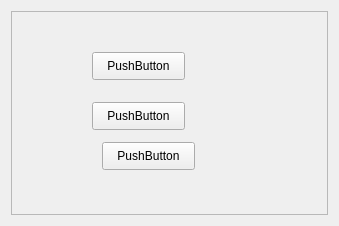
avmm9898/mini_Photoshop, file mainwindow.ui: the form before one commit.
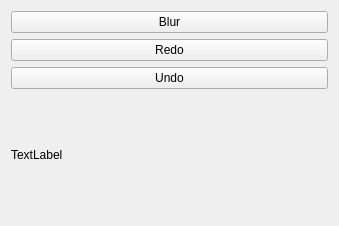
The form after the commit.

```diff
--- a/mainwindow.ui
+++ b/mainwindow.ui
@@ -15,72 +15,32 @@
   </property>
   <widget class="QWidget" name="centralWidget">
    <layout class="QGridLayout" name="gridLayout">
+    <item row="2" column="1">
+     <widget class="QPushButton" name="undo_btn">
+      <property name="text">
+       <string>Undo</string>
+      </property>
+     </widget>
+    </item>
     <item row="0" column="1">
-     <widget class="QScrollArea" name="scrollArea">
-      <property name="enabled">
-       <bool>true</bool>
+     <widget class="QPushButton" name="blur_btn">
+      <property name="text">
+       <string>Blur</string>
       </property>
-      <property name="mouseTracking">
-       <bool>false</bool>
+     </widget>
+    </item>
+    <item row="1" column="1">
+     <widget class="QPushButton" name="redo_btn">
+      <property name="text">
+       <string>Redo</string>
       </property>
-      <property name="widgetResizable">
-       <bool>true</bool>
+     </widget>
+    </item>
+    <item row="3" column="1">
+     <widget class="QLabel" name="label">
+      <property name="text">
+       <string>TextLabel</string>
       </property>
-      <widget class="QWidget" name="scrollAreaWidgetContents">
-       <property name="geometry">
-        <rect>
-         <x>0</x>
-         <y>0</y>
-         <width>315</width>
-         <height>202</height>
-        </rect>
-       </property>
-       <property name="sizePolicy">
-        <sizepolicy hsizetype="Preferred" vsizetype="Preferred">
-         <horstretch>0</horstretch>
-         <verstretch>0</verstretch>
-        </sizepolicy>
-       </property>
-       <widget class="QPushButton" name="pushButton">
-        <property name="geometry">
-         <rect>
-          <x>80</x>
-          <y>90</y>
-          <width>93</width>
-          <height>28</height>
-         </rect>
-        </property>
-        <property name="text">
-         <string>PushButton</string>
-        </property>
-       </widget>
-       <widget class="QPushButton" name="pushButton_2">
-        <property name="geometry">
-         <rect>
-          <x>90</x>
-          <y>130</y>
-          <width>93</width>
-          <height>28</height>
-         </rect>
-        </property>
-        <property name="text">
-         <string>PushButton</string>
-        </property>
-       </widget>
-       <widget class="QPushButton" name="pushButton_3">
-        <property name="geometry">
-         <rect>
-          <x>80</x>
-          <y>40</y>
-          <width>93</width>
-          <height>28</height>
-         </rect>
-        </property>
-        <property name="text">
-         <string>PushButton</string>
-        </property>
-       </widget>
-      </widget>
      </widget>
     </item>
    </layout>
```
